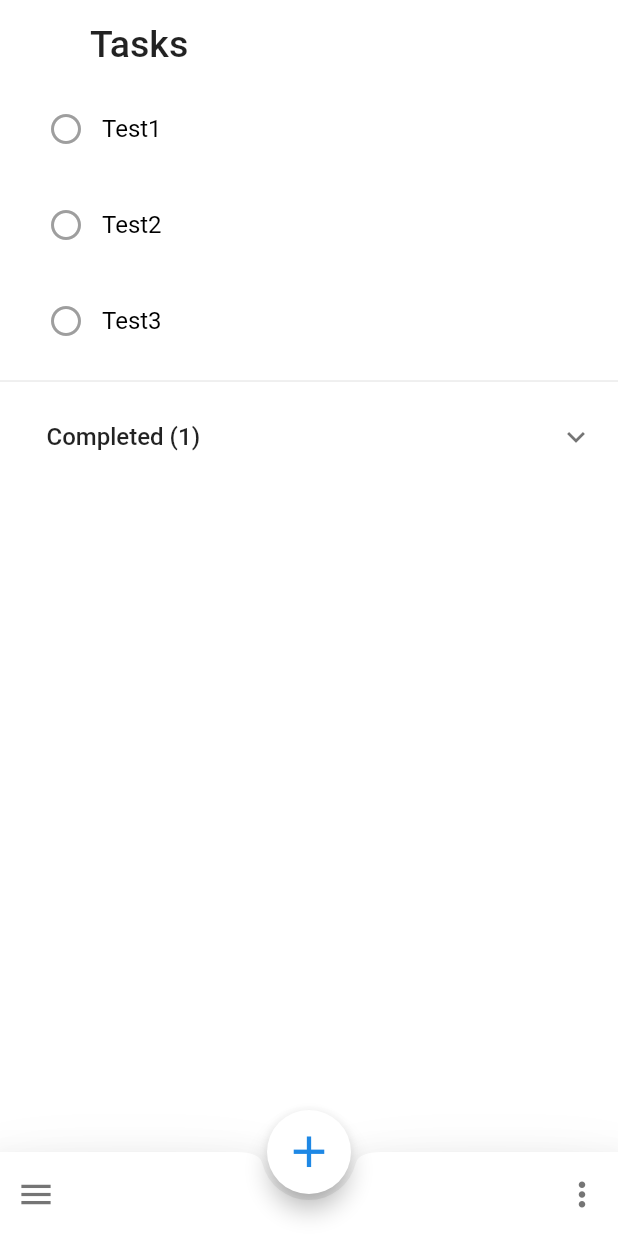
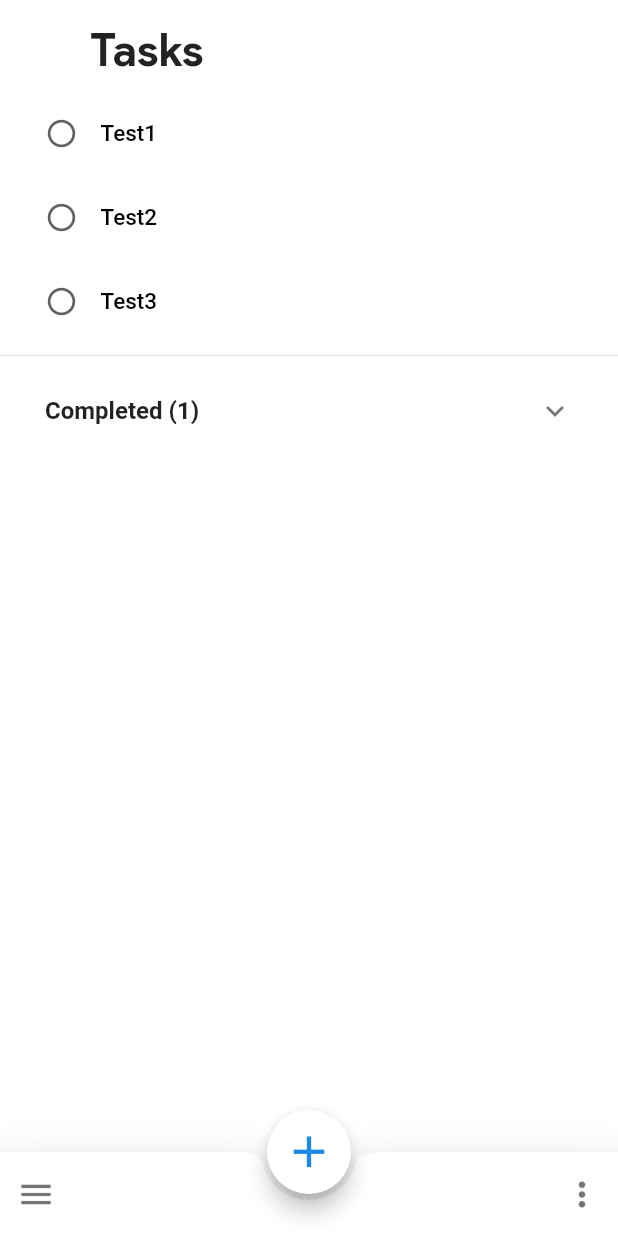
Before and after one commit to jakubjaniec/google-tasks-clone, a Flutter app: the screen it shows after launch, on a phone screen of 412 x 824 dp. Run offline on Flutter 3.47's test engine with Material 2 defaults, Android fonts, the phone set to English and light mode, and no system bars; our stand-ins replace sliding_up_panel.

Commit message:
Make some changes to layout, add dissmisible widget to mark tasks done on horizontall swipe

```diff
--- a/lib/components/listTitle.dart
+++ b/lib/components/listTitle.dart
@@ -13,7 +13,11 @@ class ListTitle extends StatelessWidget {
           padding: const EdgeInsets.fromLTRB(60.0, 15.0, 60.0, 10.0),
           child: Text(
             '$activeList',
-            style: TextStyle(fontSize: 25, fontWeight: FontWeight.w500),
+            style: TextStyle(
+              fontSize: 30,
+              fontFamily: 'Product Sans',
+              fontWeight: FontWeight.w700,
+            ),
           ),
         ),
       ],
--- a/lib/components/tasks.dart
+++ b/lib/components/tasks.dart
@@ -10,9 +10,16 @@ class Task extends StatelessWidget {
 
   @override
   Widget build(BuildContext context) {
-    return Card(
+    return Dismissible(
+      key: Key('$index'),
+      onDismissed: (direction) => markDone(index),
+      direction: !task['done'] ? DismissDirection.horizontal : null,
+      background: Container(color: Colors.blue[600]),
+      child: Card(
         elevation: 0,
+        margin: EdgeInsets.symmetric(horizontal: 0),
         child: ListTile(
+          contentPadding: EdgeInsets.symmetric(horizontal: 30),
           onTap: () => Navigator.pushNamed(
             context,
             '/details',
@@ -25,19 +32,26 @@ class Task extends StatelessWidget {
           ),
           title: Row(
             children: [
-            IconButton(
-              icon: task['done']
-                  ? Icon(Icons.check, size: 24)
-                  : Icon(Icons.radio_button_unchecked, size: 24),
-              onPressed: () => markDone(index),
-              color: task['done'] ? Colors.blue[400] : Colors.grey,
+              GestureDetector(
+                onTap: () => markDone(index),
+                child: Icon(
+                  task['done'] ? Icons.check : Icons.radio_button_unchecked,
+                  color: task['done'] ? Colors.blue : Colors.grey[700],
+                  size: 22,
+                ),
+              ),
+              SizedBox(
+                width: 15,
               ),
               Text(task['title'],
                   style: TextStyle(
+                      fontSize: 15,
                       decoration:
                           task['done'] ? TextDecoration.lineThrough : null,
-                    color: Colors.black)),
+                      color: Colors.black,
+                      fontWeight: FontWeight.w500)),
             ],
+          ),
         ),
       ),
     );
@@ -83,12 +97,10 @@ class DoneTasksList extends StatelessWidget {
             accentColor: Colors.black,
           ),
           child: ExpansionTile(
-            title: Padding(
-              padding: const EdgeInsets.only(left: 15.0),
-              child: Text(
+            tilePadding: EdgeInsets.symmetric(horizontal: 30),
+            title: Text(
               'Completed (${tasks.length})',
-                style: TextStyle(fontWeight: FontWeight.w500),
-              ),
+              style: TextStyle(fontWeight: FontWeight.w700),
             ),
             children: tasks.map((task) {
               var index = allTasks.indexOf(task);
```
Also changed, not shown: pubspec.yaml (+6 -6 lines), assets/fonts/Product Sans Bold.ttf (added), 1 other file. Lines whose indentation alone changed are shown as unchanged.
